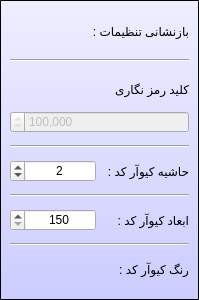
reza-rezvani2052/Secure-QR-Code, file formsetting.ui: the form before one commit.
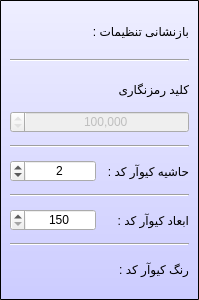
The form after the commit. Icons and pictures are not drawn.

```diff
--- a/formsetting.ui
+++ b/formsetting.ui
@@ -90,7 +90,7 @@
           <item>
            <widget class="QLabel" name="label_6">
             <property name="text">
-             <string>کلید رمز نگاری</string>
+             <string>کلید رمزنگاری</string>
             </property>
            </widget>
           </item>
@@ -118,6 +118,9 @@
           <property name="enabled">
            <bool>false</bool>
           </property>
+          <property name="alignment">
+           <set>Qt::AlignCenter</set>
+          </property>
           <property name="showGroupSeparator" stdset="0">
            <bool>true</bool>
           </property>
```
